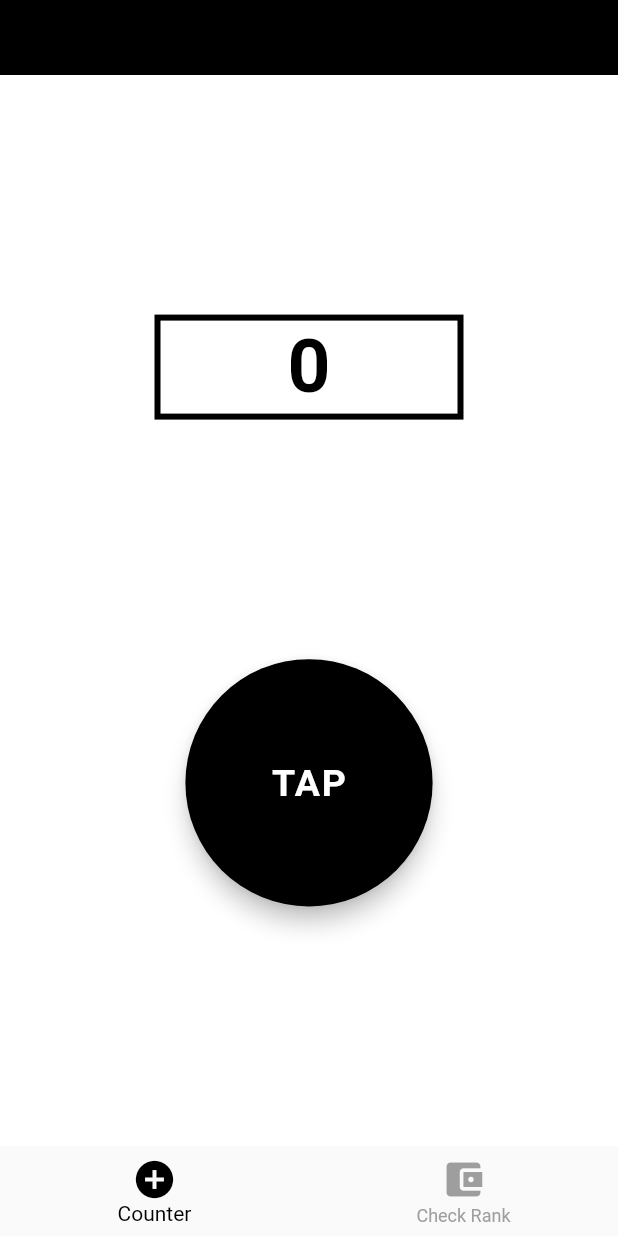
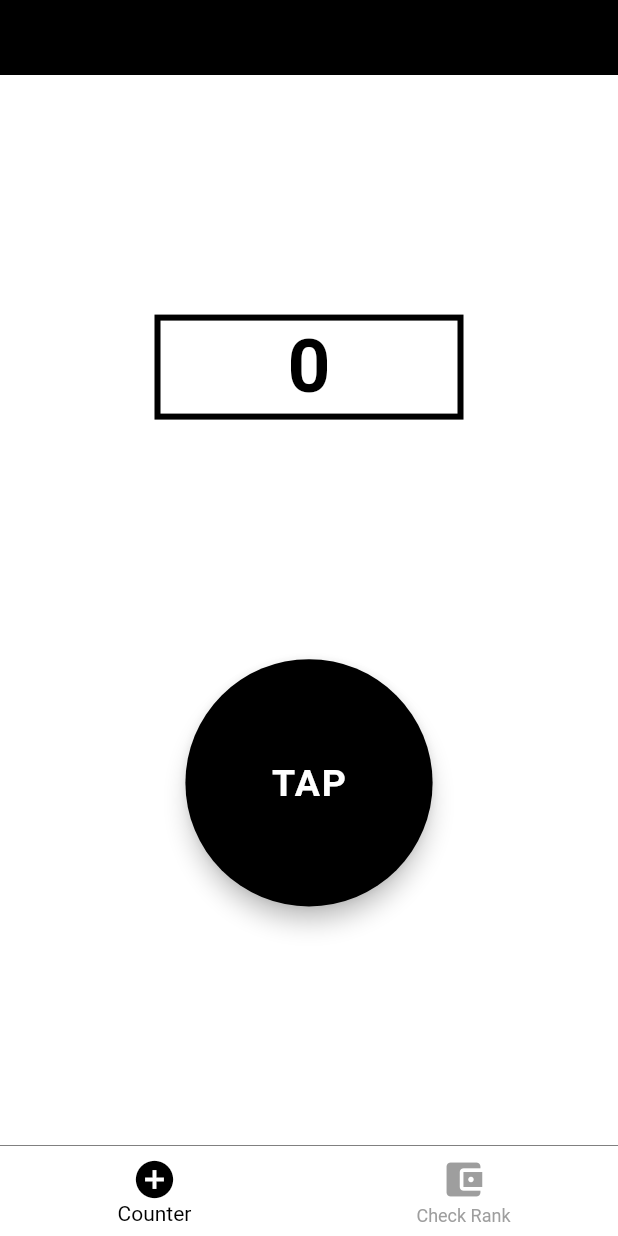
Before and after one commit to iseruuuuu/developer_count_up_app, a Flutter app: the screen it shows after launch, on a phone screen of 412 x 824 dp. Run offline on Flutter 3.47's test engine with Material 2 defaults, Android fonts, the light colour scheme and no system bars; our stand-ins replace shared_preferences; missing offline and left inert: enum_to_string.

Commit message:
fix1.0: tabのデザインを一新した

```diff
--- a/lib/screen/tab_screen.dart
+++ b/lib/screen/tab_screen.dart
@@ -66,16 +66,17 @@ class _TabScreenState extends State<TabScreen> {
         RankScreen(counter: counter, rankColor: rankColor),
       ][selectedIndex],
       bottomNavigationBar: DecoratedBox(
-        decoration: const BoxDecoration(
+        decoration: BoxDecoration(
           border: Border(
             top: BorderSide(
               width: 0,
-              color: Colors.white,
+              color: rankColor,
             ),
           ),
         ),
         child: BottomNavigationBar(
           elevation: 0,
+          backgroundColor: ColorConstant.backgroundColor,
           selectedItemColor: ColorConstant.black,
           unselectedItemColor: ColorConstant.grey,
           iconSize: 30,
```
